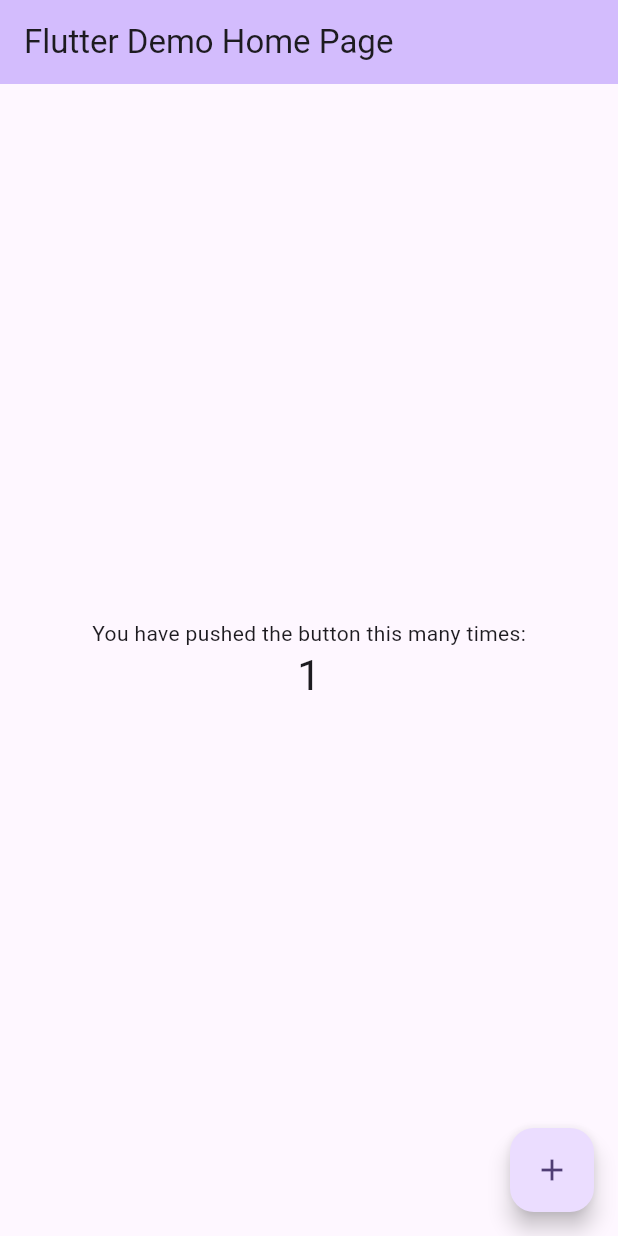
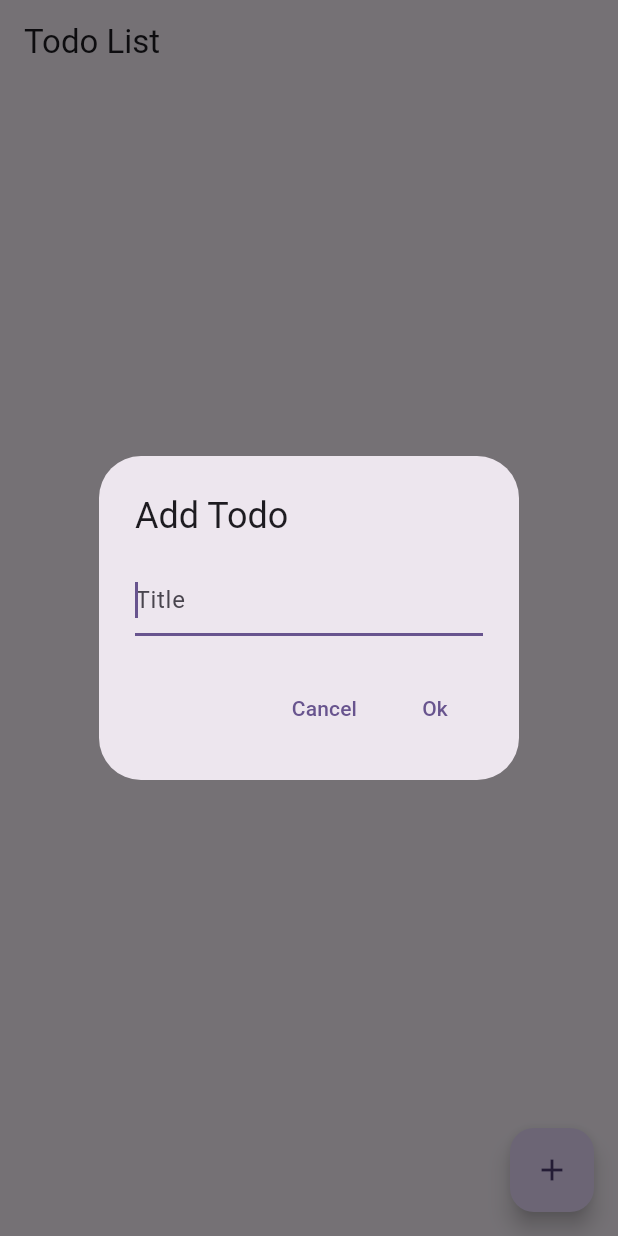
Before and after one commit to eabbeo/sqflite, a Flutter app: the screen it shows after launch, after a tap on the "add" icon, on a phone screen of 412 x 824 dp. Run offline on Flutter 3.47's test engine with Material 3 defaults, Android fonts, the phone set to English and light mode, and no system bars; our stand-ins replace sqflite; accounts and stored records are empty.

Commit message:
sqlite completed

```diff
--- a/lib/database/todo_db.dart
+++ b/lib/database/todo_db.dart
@@ -5,22 +5,20 @@ import 'package:sqflite/sqflite.dart';
 class TodoDB {
   final tableName = 'todos';
 
-  Future<void> createTable(Database databse) async {
-    await databse.execute(""" CREATE TABLE IF NOT EXIST $tableName (
-      "id" INTERGER NOT NULL,
-      "title" TEXT NOT NULL,
-      "create_at" INTEGER NOT NULL DEFAULT (cast(strftime('%s','now') as integer),
-      "updated_at" INTEGER,
-      PRIMARY KEY ("id" AUTOINCREMENT)
-      )
-    );""");
+  Future<void> createTable(Database database) async {
+    await database.execute('''CREATE TABLE IF NOT EXISTS $tableName (
+    "id" INTEGER NOT NULL PRIMARY KEY AUTOINCREMENT,
+    "title" TEXT NOT NULL,
+    "created_at" INTEGER NOT NULL DEFAULT (cast(strftime('%s','now') as integer)),
+    "updated_at" INTEGER
+  );''');
   }
 
   //INSERTING DATA IN A TABLE
   Future<int> create({required String title}) async {
     final database = await DatabaseService().database;
     return await database.rawInsert(
-        ''' INSERT INTO $tableName (title,created_at) VALUES (?,?)''',
+        '''INSERT INTO $tableName (title,created_at) VALUES (?,?)''',
         [title, DateTime.now().millisecondsSinceEpoch]);
   }
 
@@ -47,7 +45,7 @@ class TodoDB {
         tableName,
         {
           if (title != null) 'title': title,
-          'update_at': DateTime.now().millisecondsSinceEpoch,
+          'updated_at': DateTime.now().millisecondsSinceEpoch,
         },
         where: 'id = ?',
         conflictAlgorithm: ConflictAlgorithm.rollback,
--- a/lib/main.dart
+++ b/lib/main.dart
@@ -1,4 +1,5 @@
 import 'package:flutter/material.dart';
+import 'package:slite/screens/todo_page.dart';
 
 void main() {
   runApp(const MyApp());
@@ -31,7 +32,7 @@
         colorScheme: ColorScheme.fromSeed(seedColor: Colors.deepPurple),
         useMaterial3: true,
       ),
-      home: const MyHomePage(title: 'Flutter Demo Home Page'),
+      home: const TodoPage(),
     );
   }
 }
--- a/lib/model/todo.dart
+++ b/lib/model/todo.dart
@@ -14,8 +14,8 @@ class Todo {
       id: map['id']?.toInt() ?? 0,
       title: map['title'] ?? '',
       createAt:
-          DateTime.fromMillisecondsSinceEpoch(map['ccreated_at']).toString(),
-      updatedAt: map['update_at'] == null
+          DateTime.fromMillisecondsSinceEpoch(map['created_at']).toString(),
+      updatedAt: map['updated_at'] == null
           ? null
-          : DateTime.fromMillisecondsSinceEpoch(map['update_at']).toString());
+          : DateTime.fromMillisecondsSinceEpoch(map['updated_at']).toString());
 }
--- /dev/null
+++ b/lib/screens/todo_page.dart
@@ -0,0 +1,110 @@
+import 'package:flutter/material.dart';
+import 'package:intl/intl.dart';
+import 'package:slite/database/todo_db.dart';
+import 'package:slite/model/todo.dart';
+import 'package:slite/widget/create_todo_widget.dart';
+
+class TodoPage extends StatefulWidget {
+  const TodoPage({super.key});
+
+  @override
+  State<TodoPage> createState() => _TodoPageState();
+}
+
+class _TodoPageState extends State<TodoPage> {
+//getting all todo
+  Future<List<Todo>>? futureTodos;
+  final todoDb = TodoDB();
+
+  @override
+  void initState() {
+    super.initState();
+    fetchTodos();
+  }
+
+  void fetchTodos() {
+    setState(() {
+      futureTodos = todoDb.fetchAll();
+    });
+  }
+
+  @override
+  Widget build(BuildContext context) {
+    return Placeholder(
+      child: Scaffold(
+        appBar: AppBar(
+          title: const Text("Todo List"),
+        ),
+        body: FutureBuilder<List<Todo>>(
+          future: futureTodos,
+          builder: (context, snapshot) {
+            if (snapshot.connectionState == ConnectionState.waiting) {
+              return const Center(
+                child: CircularProgressIndicator(),
+              );
+            } else {
+              final todos = snapshot.data ?? [];
+              return todos.isEmpty
+                  ? const Center(
+                      child: Text("No todos . . ."),
+                    )
+                  : ListView.separated(
+                      itemBuilder: (context, index) {
+                        final todo = todos[index];
+                        final subtitle = DateFormat('yyyy/MM/dd').format(
+                            DateTime.parse(todo.updatedAt ?? todo.createAt));
+                        return ListTile(
+                          title: Text(todo.title),
+                          subtitle: Text(subtitle),
+                          trailing: IconButton(
+                              onPressed: () async {
+                                await todoDb.delete(todo.id);
+                                fetchTodos();
+                              },
+                              icon: const Icon(
+                                Icons.delete,
+                                color: Colors.red,
+                              )),
+                          onTap: () {
+                            showAdaptiveDialog(
+                              context: context,
+                              builder: (context) => CreateTodoWidget(
+                                  todo: todo,
+                                  onSubbmit: (title) async {
+                                    await todoDb.update(
+                                        id: todo.id, title: title);
+                                    fetchTodos();
+                                    if (!mounted) return;
+                                    Navigator.of(context).pop();
+                                  }),
+                            );
+                          },
+                        );
+                      },
+                      separatorBuilder: (context, index) => const SizedBox(
+                            height: 5,
+                          ),
+                      itemCount: todos.length);
+            }
+          },
+        ),
+        floatingActionButton: FloatingActionButton(
+          onPressed: () {
+            showDialog(
+              context: context,
+              builder: (context) => CreateTodoWidget(
+                onSubbmit: (title) async {
+                  await todoDb.create(title: title);
+                  if (!mounted) return;
+                  fetchTodos();
+                  Navigator.of(context).pop();
+                },
+              ),
+            );
+          },
+          child: const Icon(Icons.add),
+        ),
+      ),
+    );
+  }
+}
--- /dev/null
+++ b/lib/widget/create_todo_widget.dart
@@ -0,0 +1,55 @@
+import 'package:flutter/material.dart';
+import 'package:slite/model/todo.dart';
+
+class CreateTodoWidget extends StatefulWidget {
+  const CreateTodoWidget({super.key, this.todo, required this.onSubbmit});
+  final Todo? todo;
+  final ValueChanged<String> onSubbmit;
+
+  @override
+  State<CreateTodoWidget> createState() => _CreateTodoWidgetState();
+}
+
+class _CreateTodoWidgetState extends State<CreateTodoWidget> {
+  final controller = TextEditingController();
+  final formKey = GlobalKey<FormState>();
+
+  @override
+  void initState() {
+    super.initState();
+    controller.text = widget.todo?.title ?? "";
+  }
+
+  @override
+  Widget build(BuildContext context) {
+    final isEditing = widget.todo != null;
+
+    return AlertDialog(
+      title: Text(isEditing ? "Edit Todo" : "Add Todo"),
+      content: Form(
+        key: formKey,
+        child: TextFormField(
+          autofocus: true,
+          controller: controller,
+          decoration: const InputDecoration(hintText: 'Title'),
+          validator: (value) =>
+              value != null && value.isEmpty ? 'Title is required' : null,
+        ),
+      ),
+      actions: [
+        TextButton(
+            onPressed: () {
+              Navigator.pop(context);
+            },
+            child: const Text('Cancel')),
+        TextButton(
+            onPressed: () {
+              if (formKey.currentState!.validate()) {
+                widget.onSubbmit(controller.text);
+              }
+            },
+            child: const Text('Ok'))
+      ],
+    );
+  }
+}
--- a/pubspec.yaml
+++ b/pubspec.yaml
@@ -37,6 +37,7 @@ dependencies:
   cupertino_icons: ^1.0.6
   sqflite: ^2.3.3+1
   path: ^1.9.0
+  intl: ^0.19.0
 
 dev_dependencies:
   flutter_test:
```
Also changed, not shown: pubspec.lock.
